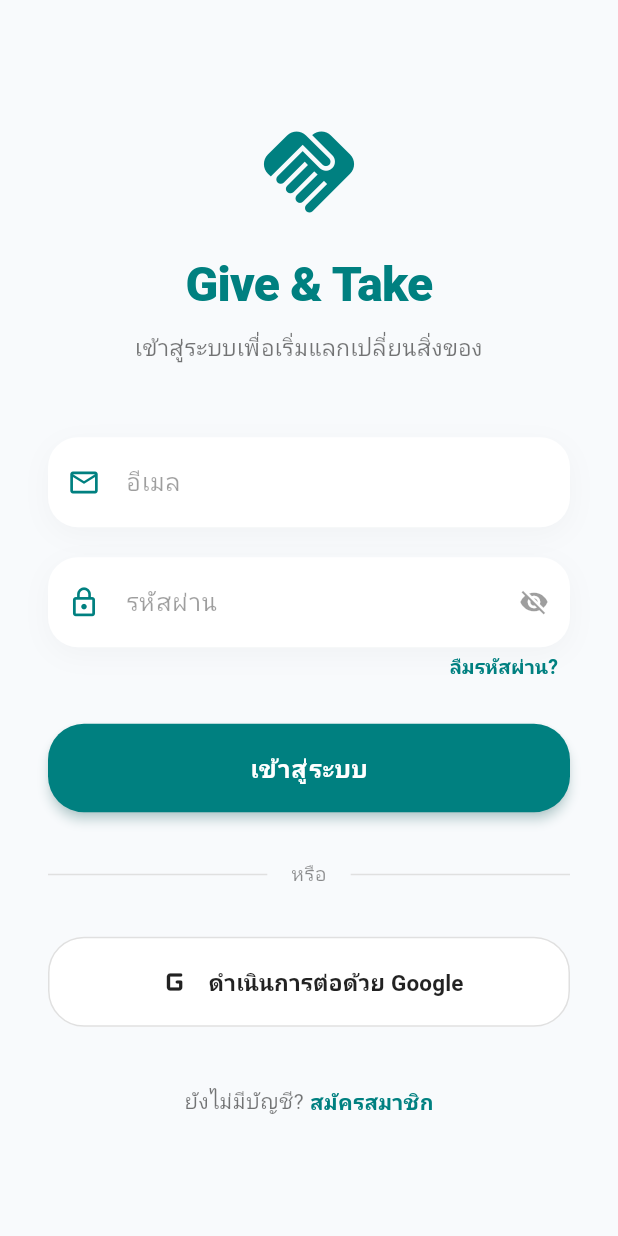
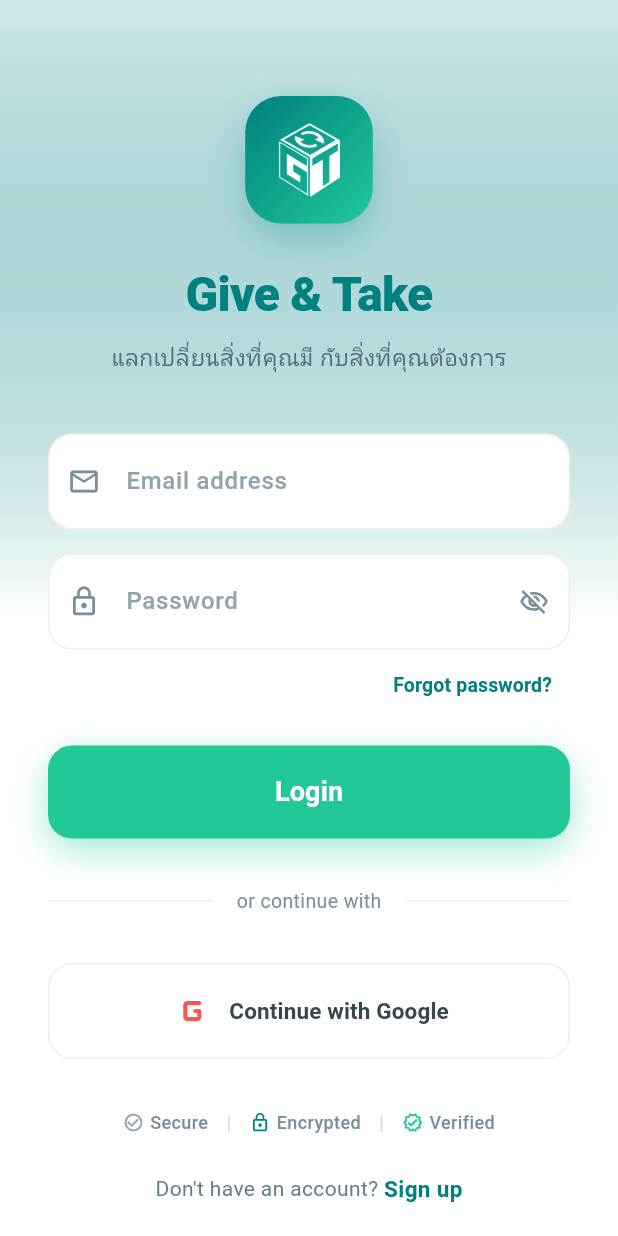
Before and after one commit to PattaraponKitcharoen/give_and_take, a Flutter app: the screen it shows after launch, on a phone screen of 412 x 824 dp. Run offline on Flutter 3.47's test engine with Material 3 defaults, Android fonts, the phone set to English and light mode, and no system bars; our stand-ins replace cloud_firestore, firebase_auth, firebase_core; accounts and stored records are empty.

Commit message:
style: redesign login screen

```diff
--- a/lib/screens/login_screen.dart
+++ b/lib/screens/login_screen.dart
@@ -1,6 +1,6 @@
 import 'package:flutter/material.dart';
-import 'package:firebase_auth/firebase_auth.dart'; // 🟢 1. Import หลังบ้าน Firebase Auth
-import 'main_layout.dart'; // Import หน้าหลักไว้สำหรับเปลี่ยนหน้าหลังจากล็อกอินสำเร็จ
+import 'package:firebase_auth/firebase_auth.dart';
+import 'main_layout.dart';
 import 'register_screen.dart';
 
 class LoginScreen extends StatefulWidget {
@@ -11,31 +11,27 @@ class LoginScreen extends StatefulWidget {
 }
 
 class _LoginScreenState extends State<LoginScreen> {
-  final Color tealColor = const Color(0xFF008080);
-  final Color bgColor = const Color(0xFFF8FAFC);
+  // 🟢 ปรับเฉดสีให้ตรงกับธีมแอปและเรฟเฟอเรนซ์
+  final Color primaryTeal = const Color(0xFF008080);
+  final Color lightTeal = const Color(0xFF20C997);
 
   bool _obscureText = true;
-  bool _isLoading = false; // ตัวแปรสำหรับเช็คสถานะการโหลด
+  bool _isLoading = false;
 
-  // 🟢 2. สร้าง Controller สำหรับดึงข้อความจากช่องกรอกข้อมูล
   final _emailController = TextEditingController();
   final _passwordController = TextEditingController();
 
   @override
   void dispose() {
-    // ล้างหน่วยความจำเมื่อไม่ได้ใช้หน้าจอนี้แล้ว
     _emailController.dispose();
     _passwordController.dispose();
     super.dispose();
   }
 
-  // 🟢 3. ฟังก์ชันสำหรับส่งข้อมูลไปเช็คกับฐานข้อมูล Firebase
   Future<void> _login() async {
-    // ดึงค่าข้อความและตัดช่องว่างหัวท้ายออก
     final email = _emailController.text.trim();
     final password = _passwordController.text.trim();
 
-    // เช็คกรณีปล่อยว่าง
     if (email.isEmpty || password.isEmpty) {
       ScaffoldMessenger.of(context).showSnackBar(
         const SnackBar(content: Text('กรุณากรอกอีเมลและรหัสผ่านให้ครบถ้วน')),
@@ -43,19 +39,15 @@ class _LoginScreenState extends State<LoginScreen> {
       return;
     }
 
-    setState(() {
-      _isLoading = true; // เปิดเอฟเฟกต์กำลังโหลดบนปุ่ม
-    });
+    setState(() => _isLoading = true);
 
     try {
-      // ส่งคำสั่งเข้าสู่ระบบไปที่ Firebase
       await FirebaseAuth.instance.signInWithEmailAndPassword(
         email: email,
         password: password,
       );
 
       if (mounted) {
-        // ล็อกอินสำเร็จ เปลี่ยนหน้าไปยัง MainLayout ทันที
         Navigator.pushReplacement(
           context,
           MaterialPageRoute(builder: (context) => const MainLayout()),
@@ -63,8 +55,6 @@ class _LoginScreenState extends State<LoginScreen> {
       }
     } on FirebaseAuthException catch (e) {
       String message = 'เกิดข้อผิดพลาดในการเข้าสู่ระบบ';
-
-      // คัดกรองโค้ด Error ยอดฮิตเพื่อแจ้งเตือนผู้ใช้ให้ตรงจุด
       if (e.code == 'user-not-found') {
         message = 'ไม่พบบัญชีผู้ใช้นี้ในระบบ';
       } else if (e.code == 'wrong-password') {
@@ -80,113 +70,160 @@ class _LoginScreenState extends State<LoginScreen> {
       }
     } finally {
       if (mounted) {
-        setState(() {
-          _isLoading = false; // ปิดเอฟเฟกต์กำลังโหลด
-        });
+        setState(() => _isLoading = false);
       }
     }
+  }
+
+  // 🟢 Widget ตัวช่วยสร้างป้ายความน่าเชื่อถือด้านล่าง
+  Widget _buildTrustBadge(IconData icon, String text, Color color) {
+    return Row(
+      mainAxisSize: MainAxisSize.min,
+      children: [
+        Icon(icon, size: 14, color: color),
+        const SizedBox(width: 4),
+        Text(text, style: TextStyle(fontSize: 12, color: Colors.blueGrey.shade400, fontWeight: FontWeight.w500)),
+      ],
+    );
   }
 
   @override
   Widget build(BuildContext context) {
     return Scaffold(
-      backgroundColor: bgColor,
-      body: SafeArea(
-        child: Center(
-          child: SingleChildScrollView(
+      body: Container(
+        // 🟢 เพิ่มพื้นหลังไล่สี (Gradient) ตามเรฟเฟอเรนซ์
+        decoration: BoxDecoration(
+          gradient: LinearGradient(
+            begin: Alignment.topCenter,
+            end: Alignment.center,
+            colors: [
+              primaryTeal.withOpacity(0.15), // สีเขียวอ่อนๆ ด้านบน
+              Colors.white,                  // กลืนลงมาเป็นสีขาว
+            ],
+            stops: const [0.0, 1.0],
+          ),
+        ),
+        child: SafeArea(
+          child: CustomScrollView(
+            slivers: [
+              SliverFillRemaining(
+                hasScrollBody: false,
+                child: Padding(
                   padding: const EdgeInsets.symmetric(horizontal: 32.0, vertical: 24.0),
                   child: Column(
                     mainAxisAlignment: MainAxisAlignment.center,
                     crossAxisAlignment: CrossAxisAlignment.stretch,
                     children: [
-                Icon(Icons.handshake_rounded, size: 72, color: tealColor),
-                const SizedBox(height: 16),
+                      const SizedBox(height: 40),
+
+                      // 🟢 โลโก้แอปพร้อมเอฟเฟกต์กล่องเรืองแสง
+                      Align(
+                        alignment: Alignment.center,
+                        child: Container(
+                          width: 85,
+                          height: 85,
+                          padding: const EdgeInsets.all(16),
+                          decoration: BoxDecoration(
+                            gradient: LinearGradient(
+                              colors: [primaryTeal, lightTeal],
+                              begin: Alignment.topLeft,
+                              end: Alignment.bottomRight,
+                            ),
+                            borderRadius: BorderRadius.circular(24),
+                            boxShadow: [
+                              BoxShadow(
+                                color: primaryTeal.withOpacity(0.3),
+                                blurRadius: 20,
+                                offset: const Offset(0, 10),
+                              ),
+                            ],
+                          ),
+                          // 🟢 ใส่รูปโลโก้ของคุณตรงนี้
+                          child: Image.asset(
+                            'assets/logo.png',
+                            color: Colors.white, // หากต้องการให้โลโก้เป็นสีขาว (ลบออกได้ถ้าโลโก้มีสีอยู่แล้ว)
+                            fit: BoxFit.contain,
+                          ),
+                        ),
+                      ),
+                      const SizedBox(height: 24),
+
                       Text(
                         'Give & Take',
                         textAlign: TextAlign.center,
                         style: TextStyle(
                           fontSize: 32,
-                    fontWeight: FontWeight.w800,
-                    color: tealColor,
+                          fontWeight: FontWeight.w900,
+                          color: primaryTeal,
                           letterSpacing: -0.5,
                         ),
                       ),
                       const SizedBox(height: 8),
-                const Text(
-                  'เข้าสู่ระบบเพื่อเริ่มแลกเปลี่ยนสิ่งของ',
+                      Text(
+                        'แลกเปลี่ยนสิ่งที่คุณมี กับสิ่งที่คุณต้องการ',
                         textAlign: TextAlign.center,
-                  style: TextStyle(fontSize: 15, color: Colors.black54),
+                        style: TextStyle(fontSize: 15, color: Colors.blueGrey.shade600, fontWeight: FontWeight.w500),
                       ),
-                const SizedBox(height: 50),
+                      const SizedBox(height: 40),
 
-                // ช่องกรอก Email (ผูก Controller เข้าไป)
-                Container(
-                  decoration: BoxDecoration(
-                    color: Colors.white,
-                    borderRadius: BorderRadius.circular(20),
-                    boxShadow: [
-                      BoxShadow(
-                        color: Colors.black.withOpacity(0.03),
-                        blurRadius: 15,
-                        offset: const Offset(0, 5),
-                      ),
-                    ],
-                  ),
-                  child: TextField(
-                    controller: _emailController, // ผูกกับตัวแปรคอนโทรลเลอร์
+                      // 🟢 ช่องกรอก Email (ดีไซน์ขอบมน มินิมอล)
+                      TextField(
+                        controller: _emailController,
                         keyboardType: TextInputType.emailAddress,
                         decoration: InputDecoration(
-                      hintText: 'อีเมล',
-                      hintStyle: const TextStyle(color: Colors.black38),
-                      prefixIcon: Icon(Icons.email_outlined, color: tealColor, size: 22),
+                          hintText: 'Email address',
+                          hintStyle: TextStyle(color: Colors.blueGrey.shade300, fontWeight: FontWeight.w500),
+                          prefixIcon: Icon(Icons.email_outlined, color: Colors.blueGrey.shade400, size: 22),
+                          filled: true,
+                          fillColor: Colors.white,
                           border: OutlineInputBorder(
-                        borderRadius: BorderRadius.circular(20),
-                        borderSide: BorderSide.none,
+                            borderRadius: BorderRadius.circular(16),
+                            borderSide: BorderSide(color: Colors.grey.shade300),
                           ),
-                      contentPadding: const EdgeInsets.symmetric(vertical: 18),
+                          enabledBorder: OutlineInputBorder(
+                            borderRadius: BorderRadius.circular(16),
+                            borderSide: BorderSide(color: Colors.grey.shade200),
+                          ),
+                          focusedBorder: OutlineInputBorder(
+                            borderRadius: BorderRadius.circular(16),
+                            borderSide: BorderSide(color: primaryTeal, width: 2),
+                          ),
+                          contentPadding: const EdgeInsets.symmetric(vertical: 20),
                         ),
                       ),
-                ),
-                const SizedBox(height: 20),
+                      const SizedBox(height: 16),
 
-                // ช่องกรอก Password (ผูก Controller เข้าไป)
-                Container(
-                  decoration: BoxDecoration(
-                    color: Colors.white,
-                    borderRadius: BorderRadius.circular(20),
-                    boxShadow: [
-                      BoxShadow(
-                        color: Colors.black.withOpacity(0.03),
-                        blurRadius: 15,
-                        offset: const Offset(0, 5),
-                      ),
-                    ],
-                  ),
-                  child: TextField(
-                    controller: _passwordController, // ผูกกับตัวแปรคอนโทรลเลอร์
+                      // 🟢 ช่องกรอก Password
+                      TextField(
+                        controller: _passwordController,
                         obscureText: _obscureText,
                         decoration: InputDecoration(
-                      hintText: 'รหัสผ่าน',
-                      hintStyle: const TextStyle(color: Colors.black38),
-                      prefixIcon: Icon(Icons.lock_outline, color: tealColor, size: 22),
+                          hintText: 'Password',
+                          hintStyle: TextStyle(color: Colors.blueGrey.shade300, fontWeight: FontWeight.w500),
+                          prefixIcon: Icon(Icons.lock_outline, color: Colors.blueGrey.shade400, size: 22),
                           suffixIcon: IconButton(
                             icon: Icon(
-                          _obscureText ? Icons.visibility_off : Icons.visibility,
-                          color: Colors.black38,
+                              _obscureText ? Icons.visibility_off_outlined : Icons.visibility_outlined,
+                              color: Colors.blueGrey.shade400,
                               size: 20,
                             ),
-                        onPressed: () {
-                          setState(() {
-                            _obscureText = !_obscureText;
-                          });
-                        },
+                            onPressed: () => setState(() => _obscureText = !_obscureText),
                           ),
+                          filled: true,
+                          fillColor: Colors.white,
                           border: OutlineInputBorder(
-                        borderRadius: BorderRadius.circular(20),
-                        borderSide: BorderSide.none,
+                            borderRadius: BorderRadius.circular(16),
+                            borderSide: BorderSide(color: Colors.grey.shade300),
                           ),
-                      contentPadding: const EdgeInsets.symmetric(vertical: 18),
+                          enabledBorder: OutlineInputBorder(
+                            borderRadius: BorderRadius.circular(16),
+                            borderSide: BorderSide(color: Colors.grey.shade200),
                           ),
+                          focusedBorder: OutlineInputBorder(
+                            borderRadius: BorderRadius.circular(16),
+                            borderSide: BorderSide(color: primaryTeal, width: 2),
+                          ),
+                          contentPadding: const EdgeInsets.symmetric(vertical: 20),
                         ),
                       ),
 
@@ -194,84 +231,98 @@ class _LoginScreenState extends State<LoginScreen> {
                         alignment: Alignment.centerRight,
                         child: TextButton(
                           onPressed: () {},
-                    style: TextButton.styleFrom(
-                      padding: const EdgeInsets.symmetric(horizontal: 8, vertical: 4),
-                      minimumSize: Size.zero,
-                      tapTargetSize: MaterialTapTargetSize.shrinkWrap,
-                    ),
-                    child: Text('ลืมรหัสผ่าน?', style: TextStyle(color: tealColor, fontSize: 13, fontWeight: FontWeight.w600)),
+                          child: Text('Forgot password?', style: TextStyle(color: primaryTeal, fontSize: 13, fontWeight: FontWeight.w700)),
                         ),
                       ),
-                const SizedBox(height: 24),
+                      const SizedBox(height: 16),
 
-                // ปุ่มเข้าสู่ระบบ (ผูกฟังก์ชัน _login และแสดงผลปุ่มโหลดตามสถานะ)
-                ElevatedButton(
-                  onPressed: _isLoading ? null : _login, // ถ้ากำลังโหลดอยู่จะกดปุ่มซ้ำไม่ได้
+                      // 🟢 ปุ่มเข้าสู่ระบบแบบมีเงาเรืองแสง (Glow Effect)
+                      Container(
+                        decoration: BoxDecoration(
+                          borderRadius: BorderRadius.circular(16),
+                          boxShadow: [
+                            BoxShadow(
+                              color: lightTeal.withOpacity(0.4),
+                              blurRadius: 20,
+                              offset: const Offset(0, 8),
+                            ),
+                          ],
+                        ),
+                        child: ElevatedButton(
+                          onPressed: _isLoading ? null : _login,
                           style: ElevatedButton.styleFrom(
-                    backgroundColor: tealColor,
+                            backgroundColor: lightTeal, // สีเขียวสว่างตามเรฟเฟอเรนซ์
                             foregroundColor: Colors.white,
                             padding: const EdgeInsets.symmetric(vertical: 18),
-                    shape: RoundedRectangleBorder(
-                      borderRadius: BorderRadius.circular(24),
-                    ),
-                    elevation: 3,
-                    shadowColor: tealColor.withOpacity(0.5),
+                            shape: RoundedRectangleBorder(borderRadius: BorderRadius.circular(16)),
+                            elevation: 0,
                           ),
                           child: _isLoading
-                    ? const SizedBox(
-                        height: 20,
-                        width: 20,
-                        child: CircularProgressIndicator(color: Colors.white, strokeWidth: 2),
-                      )
-                    : const Text('เข้าสู่ระบบ', style: TextStyle(fontSize: 16, fontWeight: FontWeight.bold, letterSpacing: 0.5)),
+                            ? const SizedBox(height: 20, width: 20, child: CircularProgressIndicator(color: Colors.white, strokeWidth: 2))
+                            : const Text('Login', style: TextStyle(fontSize: 18, fontWeight: FontWeight.bold)),
+                        ),
                       ),
 
                       const SizedBox(height: 32),
                       Row(
                         children: [
-                    Expanded(child: Divider(thickness: 1, color: Colors.grey.shade300)),
-                    const Padding(
-                      padding: EdgeInsets.symmetric(horizontal: 16),
-                      child: Text('หรือ', style: TextStyle(color: Colors.black45, fontSize: 13)),
+                          Expanded(child: Divider(thickness: 1, color: Colors.grey.shade200)),
+                          Padding(
+                            padding: const EdgeInsets.symmetric(horizontal: 16),
+                            child: Text('or continue with', style: TextStyle(color: Colors.blueGrey.shade400, fontSize: 13)),
                           ),
-                    Expanded(child: Divider(thickness: 1, color: Colors.grey.shade300)),
+                          Expanded(child: Divider(thickness: 1, color: Colors.grey.shade200)),
                         ],
                       ),
                       const SizedBox(height: 32),
 
-                OutlinedButton.icon(
+                      // 🟢 ปุ่ม Google (ใช้ไอคอนที่มีสีสันเพื่อให้ดูเป็นทางการ)
+                      OutlinedButton(
                         onPressed: () {},
-                  icon: const Icon(Icons.g_mobiledata_rounded, size: 28, color: Colors.black87),
-                  label: const Text(
-                    'ดำเนินการต่อด้วย Google',
-                    style: TextStyle(fontSize: 15, color: Colors.black87, fontWeight: FontWeight.w600),
-                  ),
                         style: OutlinedButton.styleFrom(
                           backgroundColor: Colors.white,
                           padding: const EdgeInsets.symmetric(vertical: 16),
-                    side: BorderSide(color: Colors.grey.shade300),
-                    shape: RoundedRectangleBorder(
-                      borderRadius: BorderRadius.circular(24),
+                          side: BorderSide(color: Colors.grey.shade200),
+                          shape: RoundedRectangleBorder(borderRadius: BorderRadius.circular(16)),
                         ),
+                        child: Row(
+                          mainAxisAlignment: MainAxisAlignment.center,
+                          children: [
+                            // คุณสามารถเปลี่ยนเป็น Image.asset('assets/google_logo.png') ได้ถ้ามีไฟล์
+                            const Icon(Icons.g_mobiledata_rounded, size: 32, color: Colors.redAccent),
+                            const SizedBox(width: 8),
+                            Text('Continue with Google', style: TextStyle(fontSize: 15, color: Colors.blueGrey.shade800, fontWeight: FontWeight.w700)),
+                          ],
                         ),
                       ),
 
-                const SizedBox(height: 40),
+                      const SizedBox(height: 32),
 
+                      // 🟢 แถบ Trust Badges (เพิ่มความน่าเชื่อถือ)
                       Row(
                         mainAxisAlignment: MainAxisAlignment.center,
                         children: [
-                    const Text('ยังไม่มีบัญชี?', style: TextStyle(color: Colors.black54, fontSize: 14)),
-                    const SizedBox(width: 4),
+                          _buildTrustBadge(Icons.check_circle_outline, 'Secure', Colors.blueGrey.shade300),
+                          Padding(padding: const EdgeInsets.symmetric(horizontal: 12), child: Text('|', style: TextStyle(color: Colors.grey.shade300))),
+                          _buildTrustBadge(Icons.lock_outline, 'Encrypted', primaryTeal),
+                          Padding(padding: const EdgeInsets.symmetric(horizontal: 12), child: Text('|', style: TextStyle(color: Colors.grey.shade300))),
+                          _buildTrustBadge(Icons.verified_outlined, 'Verified', lightTeal),
+                        ],
+                      ),
+
+                      const Spacer(),
+                      const SizedBox(height: 24),
+
+                      // 🟢 ส่วนสมัครสมาชิกด้านล่างสุด
+                      Row(
+                        mainAxisAlignment: MainAxisAlignment.center,
+                        children: [
+                          Text("Don't have an account? ", style: TextStyle(color: Colors.blueGrey.shade500, fontSize: 14)),
                           GestureDetector(
                             onTap: () {
-                      // นำทางไปยังหน้าสมัครสมาชิก
-                        Navigator.push(
-                        context,
-                        MaterialPageRoute(builder: (context) => const RegisterScreen()),
-                        );
+                              Navigator.push(context, MaterialPageRoute(builder: (context) => const RegisterScreen()));
                             },
-                      child: Text('สมัครสมาชิก', style: TextStyle(color: tealColor, fontWeight: FontWeight.bold, fontSize: 14)),
+                            child: Text('Sign up', style: TextStyle(color: primaryTeal, fontWeight: FontWeight.bold, fontSize: 15)),
                           ),
                         ],
                       ),
@@ -279,6 +330,9 @@ class _LoginScreenState extends State<LoginScreen> {
                   ),
                 ),
               ),
+            ],
+          ),
+        ),
       ),
     );
   }
```
Lines whose indentation alone changed are shown as unchanged.
